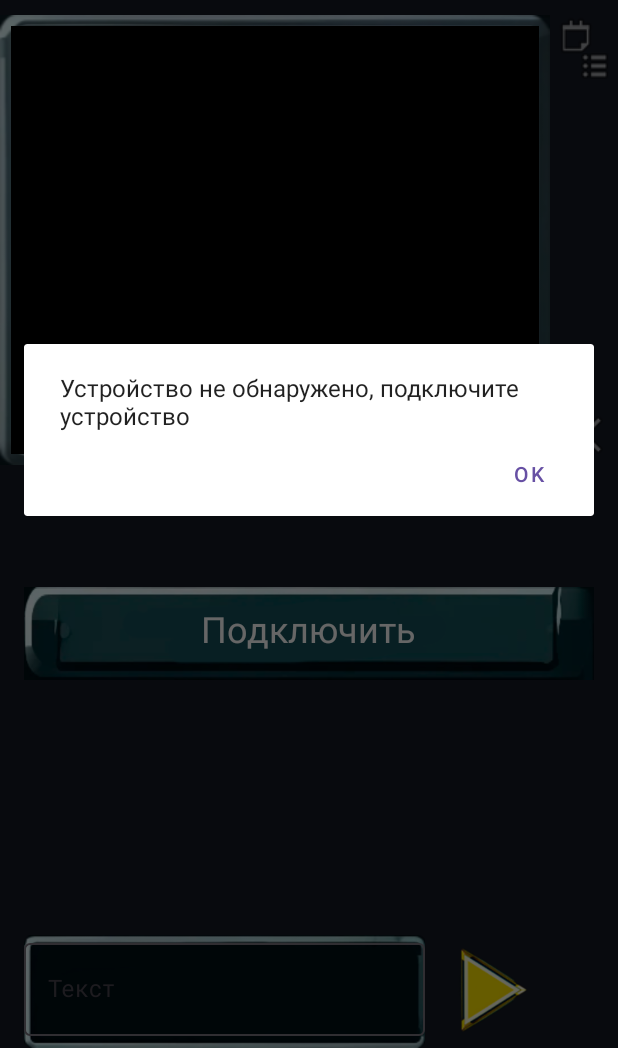
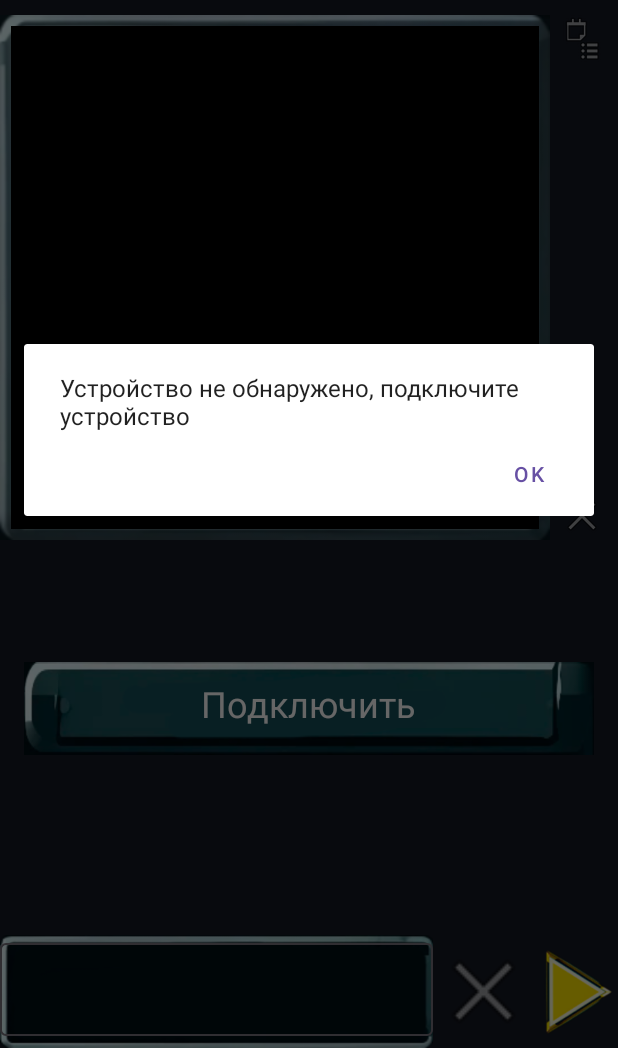
Before and after one commit to ClearName666/KotlinAppKumir, an Android app: the screen it shows after launch (MainActivity), after a tap on "Подключить", on a phone screen of 412 x 824 dp, the part 188-1236 px from its top. Run offline under Robolectric (Android 15) with nearby library versions, the phone set to English and light mode, and no system bars; libraries missing offline, so code that uses them is left out: com.felhr.usbserial; 4 statements that could not run were skipped.

Commit message:
1) увеличил терминал 2) теперь текст не удаляется при неудачной отправки из InputText 3) добавлена кнопка отчистки inputText 4) убрал надпись "текст" в inputText 5) перевод курсора теперь работает как положено при активации подсказок 6) перевод строки при получении поправил теперь все идет посторяно 7) поток отслеживания изменений в inputText заменил на слушатель showElements.textInputDataForMoveToData.addTextChangedListener 8) сохраняю историю (что бы в нее перейти нужно отправить хотя бы 1 команду что бы она сохранилась после, при повторном вводе можно сверху подсказок свайпнуть в лево и перейти к истории, свайп в права вернет в обычные подсказки) 9) подсказки теперь ищут совпадения с помочью contains(startText)

```diff
--- a/app/build.gradle.kts
+++ b/app/build.gradle.kts
@@ -69,7 +69,7 @@ dependencies {
     debugImplementation("androidx.compose.ui:ui-test-manifest")
     kapt("androidx.room:room-compiler:2.4.2")
     implementation("androidx.room:room-ktx:2.4.2")
-
+    implementation("androidx.constraintlayout:constraintlayout:2.0.4")
     implementation("com.github.felHR85:UsbSerial:6.0.0")
     implementation("com.squareup.okio:okio:3.0.0")
     implementation("androidx.core:core-ktx:1.9.0")
--- a/app/src/main/java/com/example/testappusb/SettingCommandHintActivity.kt
+++ b/app/src/main/java/com/example/testappusb/SettingCommandHintActivity.kt
@@ -2,17 +2,15 @@ package com.example.testappusb
 
 import android.content.Intent
 import android.os.Bundle
-import android.util.Log
 import android.view.View
 import androidx.activity.ComponentActivity
 import androidx.lifecycle.lifecycleScope
 import androidx.recyclerview.widget.LinearLayoutManager
 import com.example.testappusb.adapters.AdaptersSettingCommandHintActivity.HintCommandsSetViewAdapter
 import com.example.testappusb.databinding.ActivitySaveHintsCommandsBinding
-import com.example.testappusb.model.dataBases.CommandsDB
-import com.example.testappusb.model.dataBases.DataBaseCommands
+import com.example.testappusb.model.dataBases.dataBase_Commands.CommandsDB
+import com.example.testappusb.model.dataBases.dataBase_Commands.DataBaseCommands
 import com.example.testappusb.model.recyclerModelSettingComHintActivity.HintCommandsSetView
-import com.example.testappusb.settings.ComandsHintForTerm
 import com.example.testappusb.settings.ConstDataStartHintForDataBaseCommands
 import kotlinx.coroutines.Dispatchers
 import kotlinx.coroutines.launch
--- a/app/src/main/java/com/example/testappusb/adapters/AdaptersSettingCommandHintActivity/HintCommandsSetViewAdapter.kt
+++ b/app/src/main/java/com/example/testappusb/adapters/AdaptersSettingCommandHintActivity/HintCommandsSetViewAdapter.kt
@@ -9,7 +9,7 @@ import android.widget.RadioButton
 import android.widget.TextView
 import androidx.recyclerview.widget.RecyclerView
 import com.example.testappusb.R
-import com.example.testappusb.model.dataBases.WorkDBCommands
+import com.example.testappusb.model.dataBases.dataBase_Commands.WorkDBCommands
 import com.example.testappusb.model.recyclerModelSettingComHintActivity.HintCommandsSetView
 
 
--- /dev/null
+++ b/app/src/main/java/com/example/testappusb/gestures/SwipeGestureDetectorIntarface.kt
@@ -0,0 +1,6 @@
+package com.example.testappusb.gestures
+
+// интерфейс для обработки жеста в активности
+interface SwipeGestureDetectorIntarface {
+    fun onSwipeAction(flagDirection: Boolean) // false лево свайп true право свайп
+}
--- a/app/src/main/java/com/example/testappusb/model/dataBases/CommandsDB.kt
+++ b/app/src/main/java/com/example/testappusb/model/dataBases/dataBase_Commands/CommandsDB.kt
@@ -1,4 +1,4 @@
-package com.example.testappusb.model.dataBases
+package com.example.testappusb.model.dataBases.dataBase_Commands
 
 import androidx.room.Entity
 import androidx.room.PrimaryKey
--- a/app/src/main/java/com/example/testappusb/model/dataBases/CommandsDBDao.kt
+++ b/app/src/main/java/com/example/testappusb/model/dataBases/dataBase_Commands/CommandsDBDao.kt
@@ -1,4 +1,4 @@
-package com.example.testappusb.model.dataBases
+package com.example.testappusb.model.dataBases.dataBase_Commands
 
 import androidx.room.Dao
 import androidx.room.Delete
--- a/app/src/main/java/com/example/testappusb/model/dataBases/DataBaseCommands.kt
+++ b/app/src/main/java/com/example/testappusb/model/dataBases/dataBase_Commands/DataBaseCommands.kt
@@ -1,13 +1,9 @@
-package com.example.testappusb.model.dataBases
+package com.example.testappusb.model.dataBases.dataBase_Commands
 
 import android.content.Context
-import android.util.Log
 import androidx.room.Database
 import androidx.room.Room
 import androidx.room.RoomDatabase
-import androidx.sqlite.db.SupportSQLiteDatabase
-import com.example.testappusb.settings.ConstDataStartHintForDataBaseCommands
-import java.util.concurrent.Executors
 
 
 // класс для доступа к базе дынных
--- a/app/src/main/java/com/example/testappusb/model/dataBases/WorkDBCommands.kt
+++ b/app/src/main/java/com/example/testappusb/model/dataBases/dataBase_Commands/WorkDBCommands.kt
@@ -1,7 +1,6 @@
-package com.example.testappusb.model.dataBases
+package com.example.testappusb.model.dataBases.dataBase_Commands
 
 import android.content.Context
-import android.util.Log
 import com.example.testappusb.model.recyclerModelSettingComHintActivity.HintCommandsSetView
 import com.example.testappusb.settings.ComandsHintForTerm
 
@@ -24,7 +23,7 @@ class WorkDBCommands {
             //Log.d("DataBase", listCommands.joinToString(","))
 
             ComandsHintForTerm.lisComand = listCommands
-            ComandsHintForTerm.saveToFile(context)
+            ComandsHintForTerm.saveToFile(context, ComandsHintForTerm.fileNameCommands)
 
         }.start()
     }
--- a/app/src/main/java/com/example/testappusb/settings/ComandsHintForTerm.kt
+++ b/app/src/main/java/com/example/testappusb/settings/ComandsHintForTerm.kt
@@ -1,36 +1,53 @@
 package com.example.testappusb.settings
 
 import android.content.Context
-import android.util.Log
-import java.io.BufferedReader
 import java.io.File
 
 // активный пакет команд для подсказок
 class ComandsHintForTerm {
     companion object {
-        private const val fileNameCommands = "commands.txt"
+        const val fileNameCommands = "commands.txt"
+        const val fileNameCommandsHistory = "commands_history.txt"
         var lisComand: ArrayList<String> = arrayListOf()
+        var lisComandHistory: ArrayList<String> = arrayListOf()
 
         // запись в файл сета с подсказками
-        fun saveToFile(context: Context) {
-            context.openFileOutput(fileNameCommands, Context.MODE_PRIVATE).use { output ->
-                output.write(lisComand.joinToString(",").toByteArray())
+        fun saveToFile(context: Context, fileName: String) {
+            context.openFileOutput(fileName, Context.MODE_PRIVATE).use { output ->
+                output.write(
+                    if (fileName == fileNameCommands)
+                        lisComand.joinToString(",").toByteArray()
+                    else
+                        lisComandHistory.joinToString(",").toByteArray()
+                )
             }
         }
 
         // чтение файла сета с подсказками
-        fun loadFromFile(context: Context) {
-            val file = File(context.filesDir, fileNameCommands)
-            lisComand = if (!file.exists()) {
-                // Файл не существует
-                arrayListOf()
+        fun loadFromFile(context: Context, fileName: String) {
+            val file = File(context.filesDir, fileName)
+
+            if (fileName == fileNameCommands) {
+                lisComand = if (!file.exists()) {
+                    // Файл не существует
+                    arrayListOf()
+                } else {
+                    val data = context.openFileInput(fileName).bufferedReader().useLines { lines ->
+                        lines.fold("") { some, text -> some + text }
+                    }
+                    ArrayList(data.split(","))
+                }
             } else {
-                val data = context.openFileInput(fileNameCommands).bufferedReader().useLines { lines ->
-                    lines.fold("") { some, text -> some + text }
+                lisComandHistory = if (!file.exists()) {
+                    // Файл не существует
+                    arrayListOf()
+                } else {
+                    val data = context.openFileInput(fileName).bufferedReader().useLines { lines ->
+                        lines.fold("") { some, text -> some + text }
+                    }
+                    ArrayList(data.split(","))
                 }
-                ArrayList(data.split(","))
             }
-
         }
     }
 }
--- a/app/src/main/java/com/example/testappusb/usb/Usb.kt
+++ b/app/src/main/java/com/example/testappusb/usb/Usb.kt
@@ -7,8 +7,6 @@ import android.content.Intent
 import android.hardware.usb.UsbDevice
 import android.hardware.usb.UsbDeviceConnection
 import android.hardware.usb.UsbManager
-import android.provider.Settings.Global.getString
-import android.util.Log
 
 import com.example.testappusb.R
 import com.example.testappusb.settings.ConstUsbSettings
@@ -194,23 +192,24 @@ class Usb(private val context: Context) {
     }
 
     // отправка данных в сериал порт
-    fun writeDevice(message: String, flagPrint: Boolean = true) {
-        executorUsb.execute {
-            try {
-                if (usbSerialDevice == null) {
-                    printWithdrawalsShow(context.getString(R.string.Usb_NoneConnect))
-                } else {
+    fun writeDevice(message: String, flagPrint: Boolean = true): Boolean {
+        return if (usbSerialDevice != null) {
+            executorUsb.execute {
+                try {
                     val bytesToSend = (message + lineFeed).toByteArray()
                     usbSerialDevice?.write(bytesToSend)
 
                     if (flagPrint) {
-                        printUIThread("input>>>$message$lineFeed")
+                        printUIThread("input>>>$message\n")
                     }
-
+                } catch (e: Exception) {
+                    printWithdrawalsShow("${context.getString(R.string.Usb_ErrorWriteData)} ${e.message}")
                 }
-            } catch (e: Exception) {
-                printWithdrawalsShow("${context.getString(R.string.Usb_ErrorWriteData)} ${e.message}")
             }
+            true
+        } else {
+            printWithdrawalsShow(context.getString(R.string.Usb_NoneConnect))
+            false
         }
     }
 
--- a/app/src/main/res/layout/activity_main.xml
+++ b/app/src/main/res/layout/activity_main.xml
@@ -25,11 +25,13 @@
 
         <TextView
             android:id="@+id/textDeviceName"
-            android:layout_width="205dp"
-            android:layout_height="17dp"
+            android:layout_width="0dp"
+            android:layout_height="0dp"
+            android:layout_marginStart="50dp"
             android:layout_marginTop="5dp"
-            android:layout_marginEnd="60dp"
+            android:layout_marginEnd="100dp"
             android:layout_marginBottom="10dp"
+            android:gravity="center"
             android:text=""
             android:textColor="#FFFFFF"
             android:textStyle="bold"
@@ -42,7 +44,7 @@
     <androidx.constraintlayout.widget.ConstraintLayout
         android:id="@+id/constraintLayout2"
         android:layout_width="0dp"
-        android:layout_height="300dp"
+        android:layout_height="350dp"
         android:layout_marginTop="10dp"
         android:layout_marginEnd="45dp"
         android:background="@drawable/term"
@@ -147,8 +149,9 @@
 
     <ImageButton
         android:id="@+id/buttonSettings"
-        android:layout_width="45dp"
-        android:layout_height="45dp"
+        android:layout_width="wrap_content"
+        android:layout_height="wrap_content"
+        android:layout_marginStart="5dp"
         android:background="?android:attr/selectableItemBackground"
         android:contentDescription="@string/todo"
         android:onClick="onClickButtonMoveToSettings"
@@ -159,8 +162,9 @@
 
     <ImageButton
         android:id="@+id/buttonClearTerm"
-        android:layout_width="45dp"
-        android:layout_height="40dp"
+        android:layout_width="wrap_content"
+        android:layout_height="wrap_content"
+        android:layout_marginStart="5dp"
         android:background="?android:attr/selectableItemBackground"
         android:contentDescription="@string/todo"
         android:onClick="onClickButtonClearTerm"
@@ -168,50 +172,6 @@
         android:src="@android:drawable/ic_menu_close_clear_cancel"
         app:layout_constraintBottom_toBottomOf="@+id/constraintLayout2"
         app:layout_constraintStart_toEndOf="@+id/constraintLayout2" />
-
-    <androidx.recyclerview.widget.RecyclerView
-        android:id="@+id/historyScrollComandText"
-        android:layout_width="0dp"
-        android:layout_height="76dp"
-        app:layout_constraintBottom_toTopOf="@+id/textInputLayout"
-        app:layout_constraintEnd_toEndOf="@+id/textInputLayout"
-        app:layout_constraintStart_toStartOf="@+id/textInputLayout" />
-
-    <com.google.android.material.textfield.TextInputLayout
-        android:id="@+id/textInputLayout"
-        android:layout_width="267dp"
-        android:layout_height="75dp"
-
-        android:layout_marginStart="16dp"
-        android:background="@drawable/inputtext"
-        android:textColor="@color/white"
-        app:layout_constraintBottom_toBottomOf="parent"
-        app:layout_constraintStart_toStartOf="parent">
-
-        <com.google.android.material.textfield.TextInputEditText
-            android:id="@+id/textInputDataForMoveToData"
-            android:layout_width="match_parent"
-            android:layout_height="62dp"
-            android:hint="@string/Text"
-            android:textColor="#FFFFFF" />
-
-    </com.google.android.material.textfield.TextInputLayout>
-
-    <ImageButton
-        android:id="@+id/buttonMoveToData"
-        android:layout_width="56dp"
-        android:layout_height="61dp"
-        android:layout_marginStart="16dp"
-        android:layout_marginBottom="8dp"
-        android:background="?android:attr/selectableItemBackground"
-        android:contentDescription="@string/todo"
-        android:foreground="?android:attr/selectableItemBackgroundBorderless"
-        android:onClick="onClickButtonMoveToData"
-        android:scaleType="fitCenter"
-        android:src="@drawable/sandpng"
-        app:layout_constraintBottom_toBottomOf="parent"
-        app:layout_constraintStart_toEndOf="@+id/textInputLayout"
-        tools:ignore="DuplicateIds,MissingConstraints" />
 
     <androidx.constraintlayout.widget.ConstraintLayout
         android:id="@+id/constraintLayout3"
@@ -249,4 +209,83 @@
         app:layout_constraintTop_toBottomOf="@+id/constraintLayout"
         app:srcCompat="@drawable/logopng" />
 
+    <androidx.constraintlayout.widget.ConstraintLayout
+        android:id="@+id/constraintLayout4"
+        android:layout_width="0dp"
+        android:layout_height="wrap_content"
+        app:layout_constraintBottom_toBottomOf="parent"
+        app:layout_constraintEnd_toEndOf="parent"
+        app:layout_constraintStart_toStartOf="parent">
+
+        <androidx.constraintlayout.widget.ConstraintLayout
+            android:id="@+id/swipeHintCom"
+            android:layout_width="0dp"
+            android:layout_height="100dp"
+            android:visibility="gone"
+            app:layout_constraintBottom_toTopOf="@+id/historyScrollComandText"
+            app:layout_constraintEnd_toEndOf="parent"
+            app:layout_constraintStart_toStartOf="parent"
+            app:layout_constraintTop_toTopOf="parent">
+
+        </androidx.constraintlayout.widget.ConstraintLayout>
+
+        <androidx.recyclerview.widget.RecyclerView
+            android:id="@+id/historyScrollComandText"
+            android:layout_width="0dp"
+            android:layout_height="75dp"
+            android:visibility="gone"
+            app:layout_constraintBottom_toTopOf="@+id/textInputLayout"
+            app:layout_constraintEnd_toStartOf="@+id/buttonClearTextInput"
+            app:layout_constraintStart_toStartOf="@+id/textInputLayout" />
+
+        <ImageButton
+            android:id="@+id/buttonClearTextInput"
+            android:layout_width="0dp"
+            android:layout_height="0dp"
+            android:background="?android:attr/selectableItemBackground"
+            android:contentDescription="@string/todo"
+            android:onClick="onClickButtonCleartextInput"
+            android:scaleType="fitCenter"
+            android:src="@android:drawable/ic_menu_close_clear_cancel"
+            app:layout_constraintBottom_toBottomOf="parent"
+            app:layout_constraintEnd_toStartOf="@+id/buttonMoveToData"
+            app:layout_constraintHorizontal_bias="1.0"
+            app:layout_constraintStart_toEndOf="@+id/textInputLayout"
+            app:layout_constraintTop_toBottomOf="@+id/historyScrollComandText"
+            app:layout_constraintVertical_bias="1.0" />
+
+        <ImageButton
+            android:id="@+id/buttonMoveToData"
+            android:layout_width="56dp"
+            android:layout_height="61dp"
+            android:background="?android:attr/selectableItemBackground"
+            android:contentDescription="@string/todo"
+            android:foreground="?android:attr/selectableItemBackgroundBorderless"
+            android:onClick="onClickButtonMoveToData"
+            android:scaleType="fitCenter"
+            android:src="@drawable/sandpng"
+            app:layout_constraintBottom_toBottomOf="parent"
+            app:layout_constraintEnd_toEndOf="parent"
+            app:layout_constraintTop_toTopOf="@+id/buttonClearTextInput"
+            tools:ignore="DuplicateIds,MissingConstraints" />
+
+        <com.google.android.material.textfield.TextInputLayout
+            android:id="@+id/textInputLayout"
+            android:layout_width="0dp"
+            android:layout_height="75dp"
+
+            android:background="@drawable/inputtext"
+            android:textColor="@color/white"
+            app:layout_constraintBottom_toBottomOf="parent"
+            app:layout_constraintWidth_percent="0.70">
+
+            <com.google.android.material.textfield.TextInputEditText
+                android:id="@+id/textInputDataForMoveToData"
+                android:layout_width="match_parent"
+                android:layout_height="62dp"
+                android:textColor="#FFFFFF" />
+
+        </com.google.android.material.textfield.TextInputLayout>
+    </androidx.constraintlayout.widget.ConstraintLayout>
+
 </androidx.constraintlayout.widget.ConstraintLayout>
```
Also changed, not shown: app/src/main/java/com/example/testappusb/MainActivity.kt (+103 -43 lines), app/src/main/java/com/example/testappusb/gestures/SwipeGestureDetector.kt (added, +42 -0 lines).
